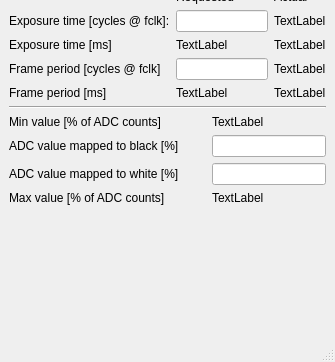
jddes/cameraprocess, file main.ui: the form before one commit; both pictures show x 0 to 335 and y 495 to 857 of the 335 by 857 pixel window.
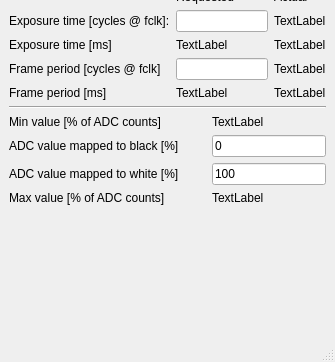
The form after the commit.

Diff of the .ui file:
```diff
--- a/main.ui
+++ b/main.ui
@@ -429,10 +429,18 @@
        </widget>
       </item>
       <item row="25" column="1">
-       <widget class="QLineEdit" name="editADCblack"/>
+       <widget class="QLineEdit" name="editADCblack">
+        <property name="text">
+         <string>0</string>
+        </property>
+       </widget>
       </item>
       <item row="26" column="1">
-       <widget class="QLineEdit" name="editADCwhite"/>
+       <widget class="QLineEdit" name="editADCwhite">
+        <property name="text">
+         <string>100</string>
+        </property>
+       </widget>
       </item>
       <item row="27" column="1">
        <widget class="QLabel" name="lblMaxADC">
```
